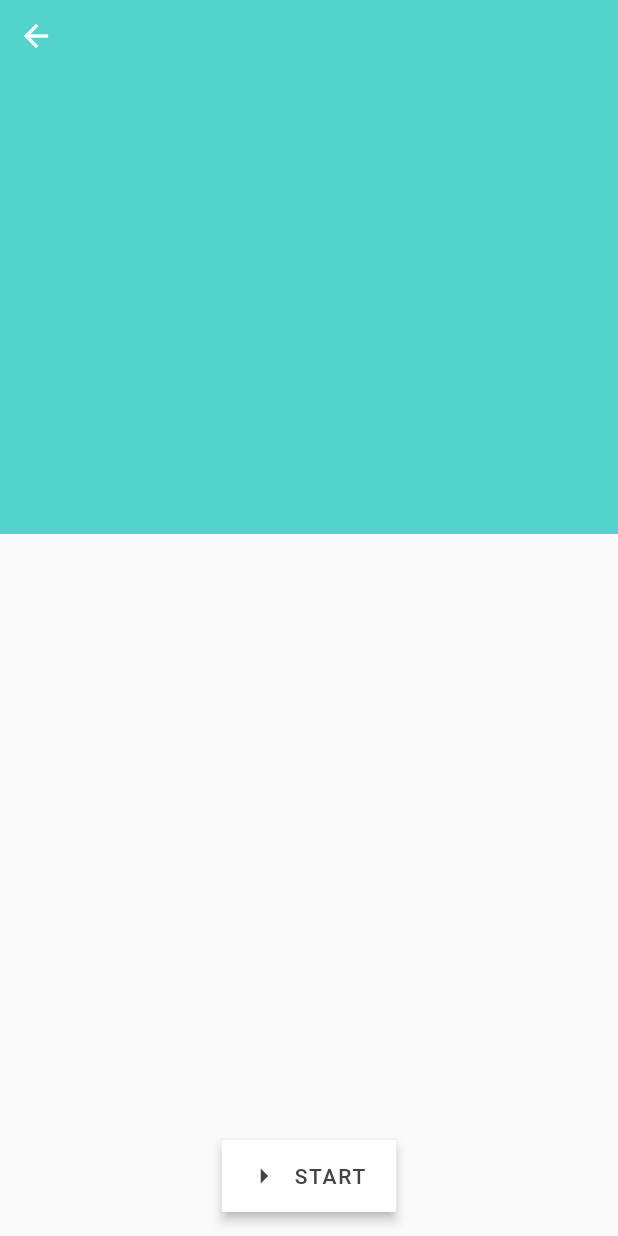
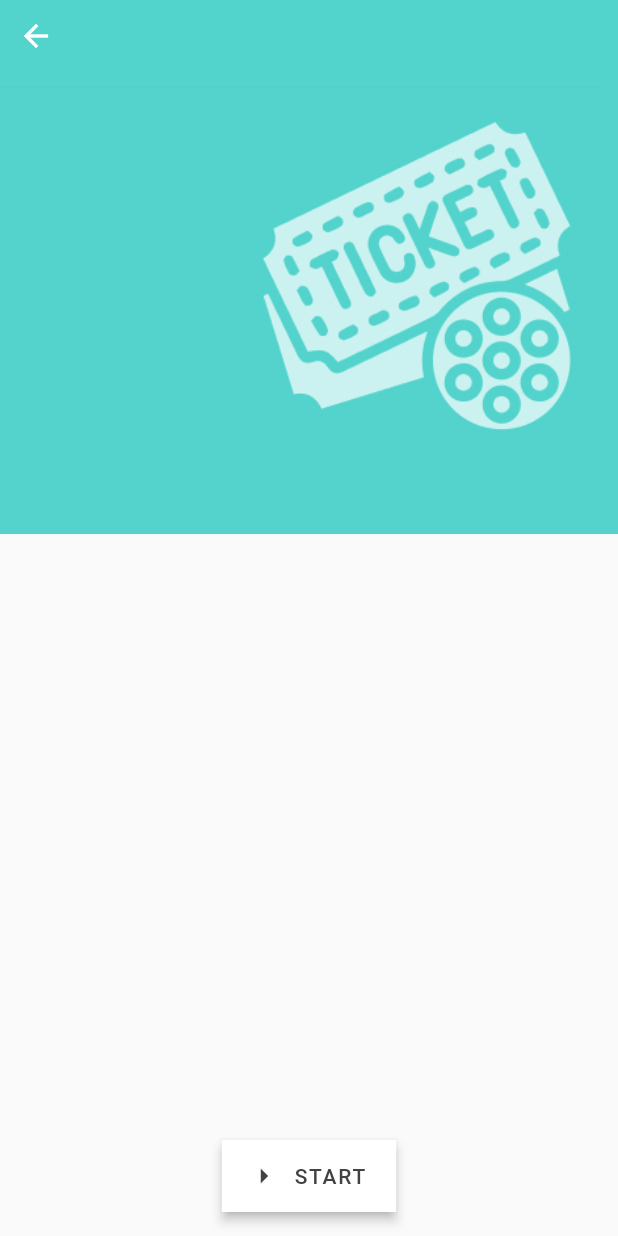
Before and after one commit to ray-o-0509/ui_aibou, a Flutter app: the scenarioInfoPage screen opened directly, on a phone screen of 412 x 824 dp. Run offline on Flutter 3.47's test engine with Material 2 defaults, Android fonts, the phone set to English and light mode, and no system bars.

Commit message:
[fix] delete images white border
Ver.1.0.8

- delete images white border
- add images in scenario info page

```diff
--- a/lib/screens/scenarioInfoPage.dart
+++ b/lib/screens/scenarioInfoPage.dart
@@ -53,20 +53,6 @@ class _scenarioInfoPageState extends State<scenarioInfoPage> {
                       color: Colors.white,
                     ),
                   ),
-                  // SizedBox(
-                  //   width: 20,
-                  // ),
-                  // Text(
-                  //   "Scenario Info.",
-                  //   style: TextStyle(
-                  //       fontSize: 16,
-                  //       fontWeight: FontWeight.w500,
-                  //       color: Colors.grey.shade800,
-                  //       letterSpacing: 1),
-                  // ),
-                  // SizedBox(
-                  //   width: 20,
-                  // ),
                   IconButton(
                     onPressed: () {},
                     icon: Icon(
@@ -86,6 +72,21 @@ class _scenarioInfoPageState extends State<scenarioInfoPage> {
                 width: double.infinity,
                 height: 300,
                 color: Color.fromRGBO(82, 211, 204, 1),
+                child: Column(
+                  mainAxisAlignment: MainAxisAlignment.end,
+                  children: [
+                    Container(
+                        width: double.infinity,
+                        height: 300,
+                        decoration: BoxDecoration(
+                          color: Colors.transparent,
+                          image: DecorationImage(
+                              image: AssetImage('images/movies.jpg'),
+                              fit: BoxFit.cover,
+                              alignment: Alignment.centerRight),
+                        ))
+                  ],
+                ),
               ),
             ]),
           ],
```
Also changed, not shown: images/hotel.jpg, images/movies.jpg.
